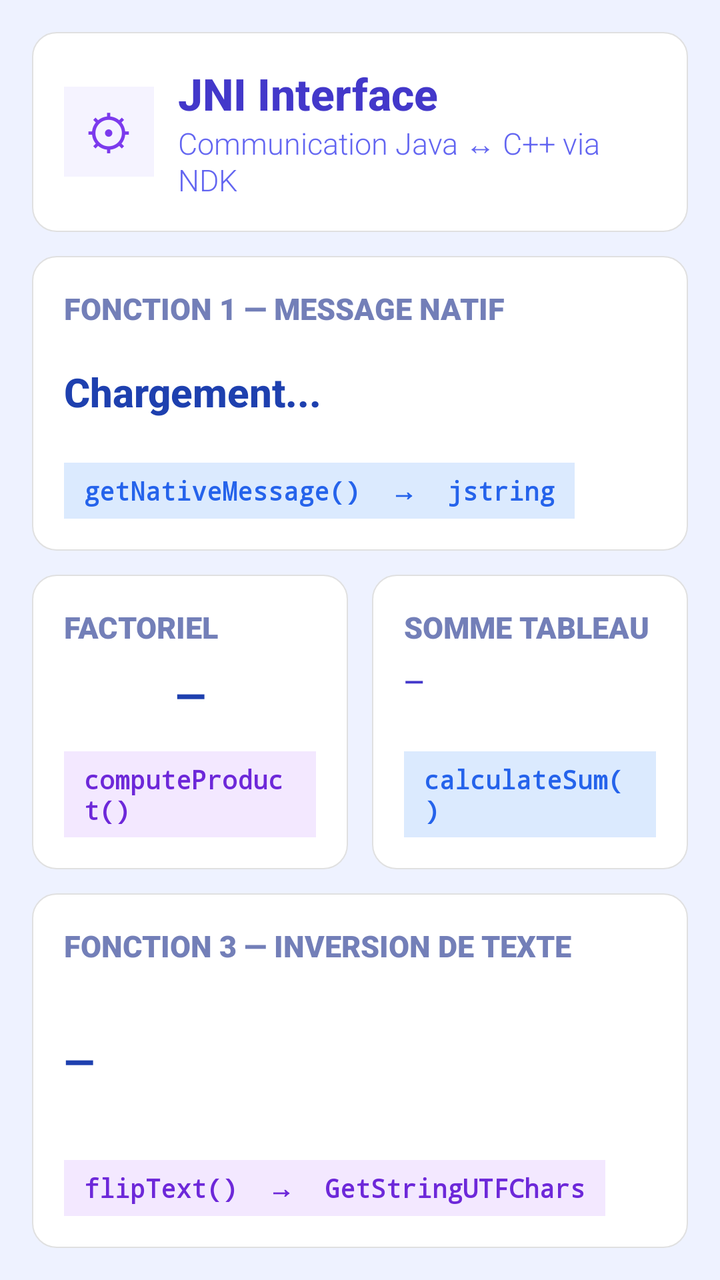
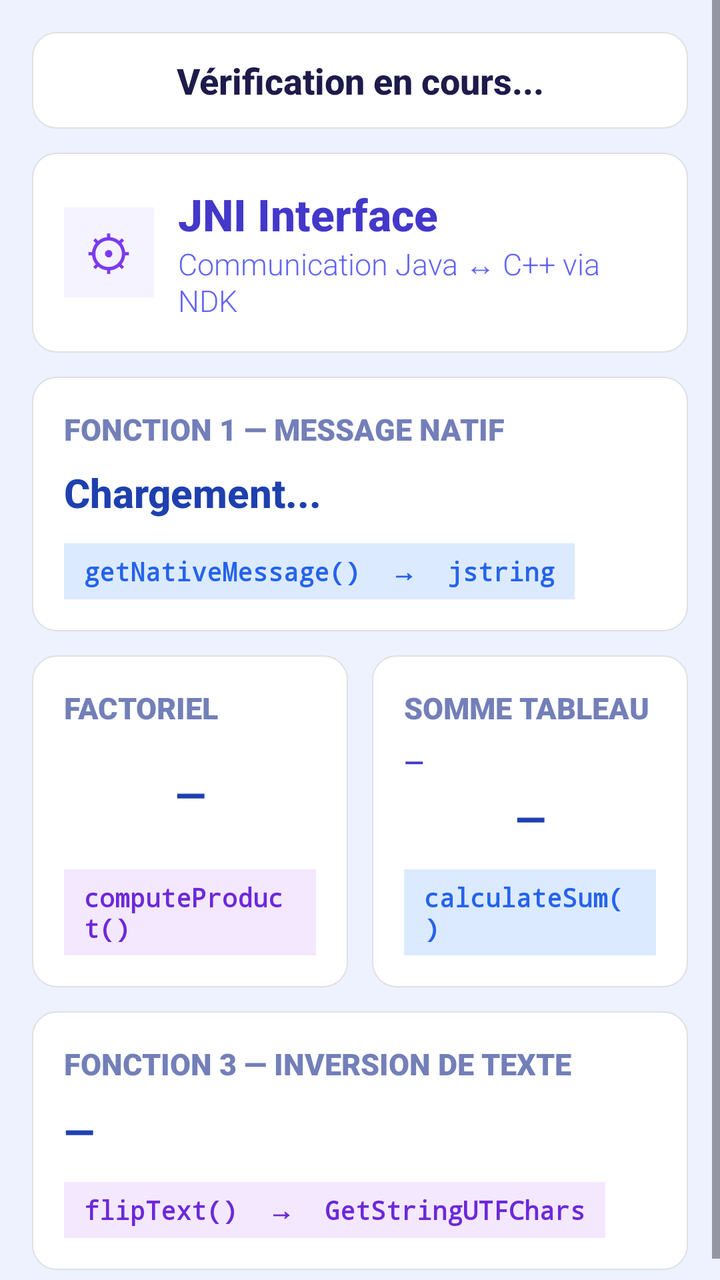

An Android layout rendered at two revisions. The XML below is the earlier revision; the diff shows what the commit changed to produce the second picture.
<!-- AndroidManifest.xml: application theme Theme.JNIDemo -->
<!-- res/layout/activity_main.xml -->
<?xml version="1.0" encoding="utf-8"?>
<ScrollView xmlns:android="http://schemas.android.com/apk/res/android"
    android:layout_width="match_parent"
    android:layout_height="match_parent"
    android:fillViewport="true"
    android:background="#EEF2FF"> 

    <LinearLayout
        android:layout_width="match_parent"
        android:layout_height="wrap_content"
        android:orientation="vertical"
        android:padding="16dp">

        
        <LinearLayout
            android:layout_width="match_parent"
            android:layout_height="wrap_content"
            android:orientation="horizontal"
            android:background="@drawable/card_background"
            android:padding="16dp"
            android:gravity="center_vertical"
            android:layout_marginBottom="12dp">

            <TextView
                android:layout_width="45dp"
                android:layout_height="45dp"
                android:text="⚙"
                android:textSize="24sp"
                android:gravity="center"
                android:background="#F5F3FF"
                android:textColor="#7C3AED"
                android:layout_marginEnd="12dp"/>

            <LinearLayout
                android:layout_width="0dp"
                android:layout_height="wrap_content"
                android:layout_weight="1"
                android:orientation="vertical">

                <TextView
                    android:layout_width="wrap_content"
                    android:layout_height="wrap_content"
                    android:text="JNI Interface"
                    android:textSize="22sp"
                    android:textStyle="bold"
                    android:textColor="#4338CA"
                    android:fontFamily="sans-serif-medium"/>

                <TextView
                    android:layout_width="wrap_content"
                    android:layout_height="wrap_content"
                    android:text="Communication Java ↔ C++ via NDK"
                    android:textSize="15sp"
                    android:textColor="#6366F1"
                    android:fontFamily="sans-serif-light"/>
            </LinearLayout>
        </LinearLayout>

        
        <LinearLayout
            android:layout_width="match_parent"
            android:layout_height="0dp"
            android:layout_weight="1"
            android:orientation="vertical"
            android:background="@drawable/card_background"
            android:padding="16dp"
            android:layout_marginBottom="12dp">

            <TextView
                android:layout_width="wrap_content"
                android:layout_height="wrap_content"
                android:text="FONCTION 1 — MESSAGE NATIF"
                android:textSize="15sp"
                android:textStyle="bold"
                android:textColor="#737FB8"
                android:fontFamily="sans-serif-black"
                android:layout_marginBottom="8dp"/>

            <TextView
                android:id="@+id/tvHello"
                android:layout_width="match_parent"
                android:layout_height="0dp"
                android:layout_weight="1"
                android:text="Chargement..."
                android:textSize="20sp"
                android:textColor="#1E40AF"
                android:textStyle="bold"
                android:fontFamily="sans-serif-medium"
                android:gravity="center_vertical"
                android:layout_marginBottom="12dp"/>

            <TextView
                android:layout_width="wrap_content"
                android:layout_height="wrap_content"
                android:text="getNativeMessage()  →  jstring"
                android:textSize="13sp"
                android:textStyle="bold"
                android:textColor="#2563EB"
                android:background="#DBEAFE"
                android:fontFamily="monospace"
                android:paddingHorizontal="10dp"
                android:paddingVertical="5dp"/>
        </LinearLayout>

        
        <LinearLayout
            android:layout_width="match_parent"
            android:layout_height="0dp"
            android:layout_weight="1"
            android:orientation="horizontal"
            android:layout_marginBottom="12dp">

            
            <LinearLayout
                android:layout_width="0dp"
                android:layout_height="match_parent"
                android:layout_weight="1"
                android:orientation="vertical"
                android:background="@drawable/card_background"
                android:padding="16dp"
                android:layout_marginEnd="6dp">

                <TextView
                    android:layout_width="wrap_content"
                    android:layout_height="wrap_content"
                    android:text="FACTORIEL"
                    android:textSize="15sp"
                    android:textStyle="bold"
                    android:textColor="#737FB8"
                    android:fontFamily="sans-serif-black"
                    android:layout_marginBottom="8dp"/>

                <TextView
                    android:id="@+id/tvFact"
                    android:layout_width="match_parent"
                    android:layout_height="0dp"
                    android:layout_weight="1"
                    android:text="—"
                    android:textSize="20sp"
                    android:textStyle="bold"
                    android:textColor="#1E40AF"
                    android:fontFamily="sans-serif-medium"
                    android:gravity="center"
                    android:layout_marginBottom="12dp"/>

                <TextView
                    android:layout_width="wrap_content"
                    android:layout_height="wrap_content"
                    android:text="computeProduct()"
                    android:textSize="13sp"
                    android:textStyle="bold"
                    android:textColor="#6D28D9"
                    android:background="#F3E8FF"
                    android:fontFamily="monospace"
                    android:paddingHorizontal="10dp"
                    android:paddingVertical="5dp"/>
            </LinearLayout>

            
            <LinearLayout
                android:layout_width="0dp"
                android:layout_height="match_parent"
                android:layout_weight="1"
                android:orientation="vertical"
                android:background="@drawable/card_background"
                android:padding="16dp"
                android:layout_marginStart="6dp">

                <TextView
                    android:layout_width="wrap_content"
                    android:layout_height="wrap_content"
                    android:text="SOMME TABLEAU"
                    android:textSize="15sp"
                    android:textStyle="bold"
                    android:textColor="#737FB8"
                    android:fontFamily="sans-serif-black"
                    android:layout_marginBottom="8dp"/>

                <TextView
                    android:id="@+id/tvArrayData"
                    android:layout_width="wrap_content"
                    android:layout_height="wrap_content"
                    android:text="—"
                    android:textSize="13sp"
                    android:textColor="#4338CA"
                    android:textStyle="bold"
                    android:fontFamily="sans-serif-light"
                    android:layout_marginBottom="6dp"/>

                <TextView
                    android:id="@+id/tvArray"
                    android:layout_width="match_parent"
                    android:layout_height="0dp"
                    android:layout_weight="1"
                    android:text="—"
                    android:textSize="20sp"
                    android:textStyle="bold"
                    android:textColor="#1E40AF"
                    android:fontFamily="sans-serif-medium"
                    android:gravity="center"
                    android:layout_marginBottom="12dp"/>

                <TextView
                    android:layout_width="wrap_content"
                    android:layout_height="wrap_content"
                    android:text="calculateSum()"
                    android:textSize="13sp"
                    android:textStyle="bold"
                    android:textColor="#2563EB"
                    android:background="#DBEAFE"
                    android:fontFamily="monospace"
                    android:paddingHorizontal="10dp"
                    android:paddingVertical="5dp"/>
            </LinearLayout>
        </LinearLayout>

        
        <LinearLayout
            android:layout_width="match_parent"
            android:layout_height="0dp"
            android:layout_weight="1.2"
            android:orientation="vertical"
            android:background="@drawable/card_background"
            android:padding="16dp">

            <TextView
                android:layout_width="wrap_content"
                android:layout_height="wrap_content"
                android:text="FONCTION 3 — INVERSION DE TEXTE"
                android:textSize="15sp"
                android:textStyle="bold"
                android:textColor="#737FB8"
                android:fontFamily="sans-serif-black"
                android:layout_marginBottom="10dp"/>

            <TextView
                android:id="@+id/tvReverse"
                android:layout_width="match_parent"
                android:layout_height="0dp"
                android:layout_weight="1"
                android:text="—"
                android:textSize="20sp"
                android:textColor="#1E40AF"
                android:textStyle="bold"
                android:fontFamily="sans-serif-medium"
                android:lineSpacingMultiplier="1.2"
                android:gravity="center_vertical"
                android:layout_marginBottom="12dp"/>

            <TextView
                android:layout_width="wrap_content"
                android:layout_height="wrap_content"
                android:text="flipText()  →  GetStringUTFChars"
                android:textSize="13sp"
                android:textStyle="bold"
                android:textColor="#6D28D9"
                android:background="#F3E8FF"
                android:fontFamily="monospace"
                android:paddingHorizontal="10dp"
                android:paddingVertical="5dp"/>
        </LinearLayout>

    </LinearLayout>
</ScrollView>
<!-- resources referenced by this layout -->
<resources>
  <!-- drawable card_background (drawable) -->
  <?xml version="1.0" encoding="utf-8"?>
  <shape xmlns:android="http://schemas.android.com/apk/res/android">
      <solid android:color="#FFFFFF"/>
      <corners android:radius="12dp"/>
      <stroke
          android:width="0.5dp"
          android:color="#E0E0E0"/>
  </shape>
  <style name="Theme.JNIDemo" parent="Base.Theme.JNIDemo" />
  <style name="Base.Theme.JNIDemo" parent="Theme.Material3.DayNight.NoActionBar">
          
          
      </style>
</resources>

<!-- the commit's change to res/layout/activity_main.xml (unified diff, before → after) -->
@@ -3,13 +3,33 @@
     android:layout_width="match_parent"
     android:layout_height="match_parent"
     android:fillViewport="true"
-    android:background="#EEF2FF"> 
+    android:background="#EEF2FF">
 
     <LinearLayout
         android:layout_width="match_parent"
         android:layout_height="wrap_content"
         android:orientation="vertical"
         android:padding="16dp">
+
+        
+        <LinearLayout
+            android:layout_width="match_parent"
+            android:layout_height="wrap_content"
+            android:background="@drawable/card_background"
+            android:padding="12dp"
+            android:layout_marginBottom="12dp">
+
+            <TextView
+                android:id="@+id/tvStatus"
+                android:layout_width="match_parent"
+                android:layout_height="wrap_content"
+                android:text="Vérification en cours..."
+                android:textSize="18sp"
+                android:textStyle="bold"
+                android:gravity="center"
+                android:textColor="#1E1B4B"
+                android:fontFamily="sans-serif-medium"/>
+        </LinearLayout>
 
         
         <LinearLayout
